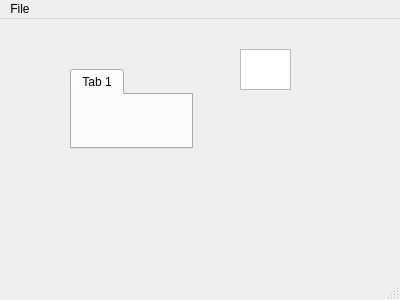
This is mainwindow.ui in achupetlovski/RaW as Qt 5 draws it before an edit. The edited form follows.
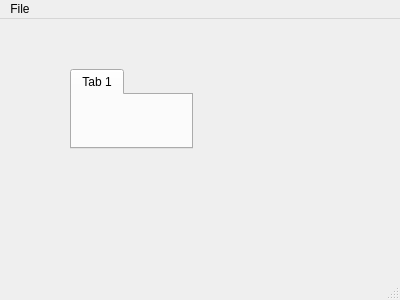
This is the edited form.

```diff
--- a/mainwindow.ui
+++ b/mainwindow.ui
@@ -14,16 +14,6 @@
    <string>MainWindow</string>
   </property>
   <widget class="QWidget" name="centralWidget">
-   <widget class="QTextEdit" name="mTextEdit">
-    <property name="geometry">
-     <rect>
-      <x>240</x>
-      <y>30</y>
-      <width>51</width>
-      <height>41</height>
-     </rect>
-    </property>
-   </widget>
    <widget class="QTabWidget" name="mTabWidget">
     <property name="geometry">
      <rect>
```
